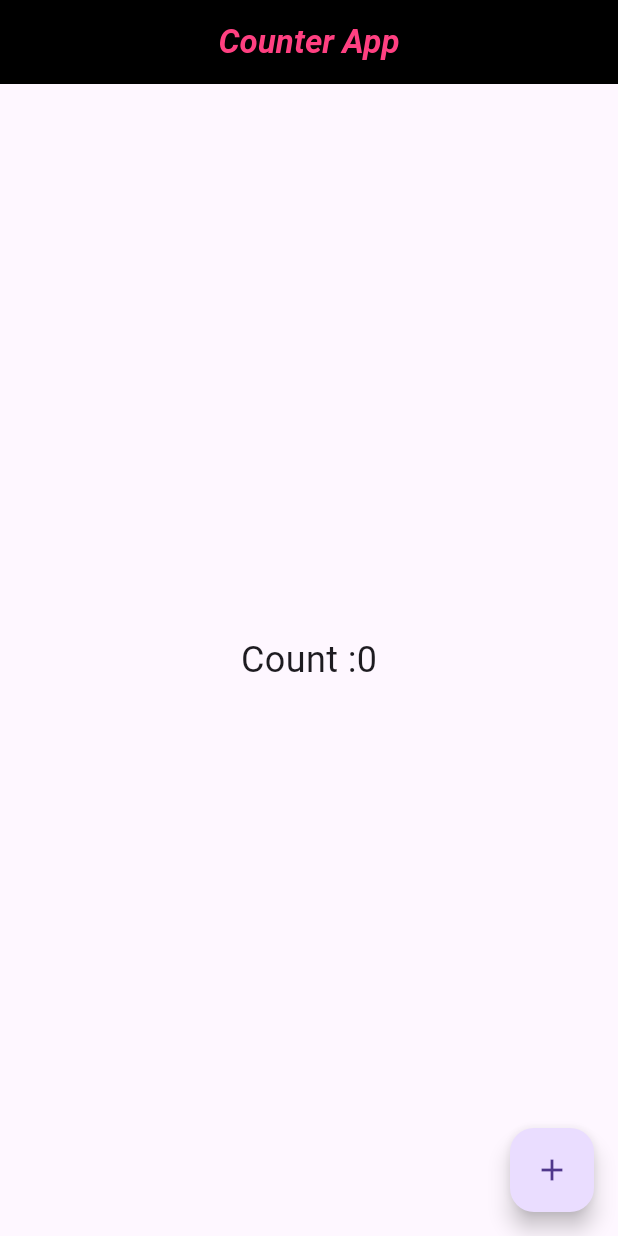
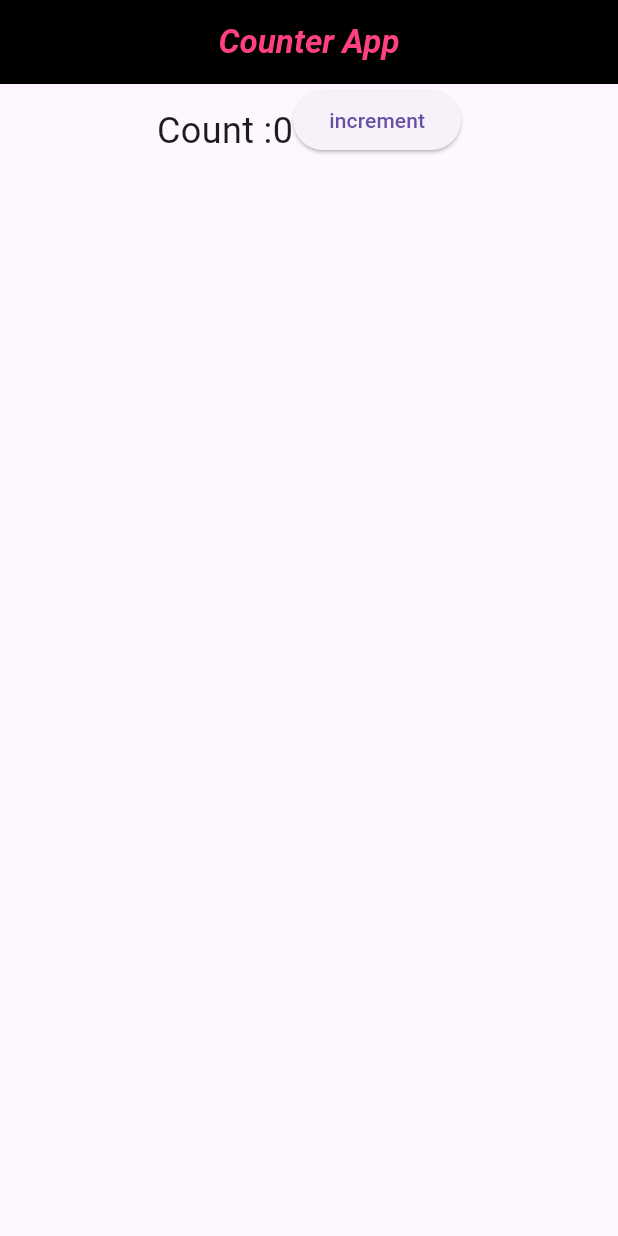
Before and after one commit to Dsp2810/flutter-dev, a Flutter app: the screen it shows after launch, on a phone screen of 412 x 824 dp. Run offline on Flutter 3.47's test engine with Material 3 defaults, Android fonts, the phone set to English and light mode, and no system bars.

Commit message:
Update main.dart

```diff
--- a/PROJECTS/shoping/shoping_cart_app/lib/main.dart
+++ b/PROJECTS/shoping/shoping_cart_app/lib/main.dart
@@ -271,7 +271,11 @@ void main() => runApp(Myapp());
 class Myapp extends StatelessWidget {
   @override
   Widget build(BuildContext contex) {
-    return MaterialApp(title: "StateFull App", home: Counterpage(),debugShowCheckedModeBanner: false,);
+    return MaterialApp(
+      title: "StateFull App",
+      home: Counterpage(),
+      debugShowCheckedModeBanner: false,
+    );
   }
 }
 
@@ -298,17 +302,26 @@ class _counterpagestate extends State<Counterpage> {
             fontStyle: FontStyle.italic,
             fontWeight: FontWeight.bold,
             color: Colors.pinkAccent,
-
           ),
         ),
         backgroundColor: Colors.black,
         centerTitle: true,
       ),
-      body: Center(child: Text("Count :$cnt", style: TextStyle(fontSize: 24))),
-      floatingActionButton: FloatingActionButton(
-        onPressed: increment,
-        child: Icon(Icons.add),
+      body: Row(
+        mainAxisAlignment: MainAxisAlignment.center,
+        crossAxisAlignment: CrossAxisAlignment.end,
+        // crossAxisAlignment: CrossAxisAlignment.center,
+        children: [
+          Text("Count :$cnt", style: TextStyle(fontSize: 24)),
+          ElevatedButton(onPressed: increment, child: Text("increment")),
+        ],
       ),
+
+      // floatingActionButton: FloatingActionButton(
+      //   onPressed: increment,
+      //   // child: Icon(Icons.add),
+      //   child: Text("Increment the value", style: TextStyle(fontSize: 15)),
+      // ),
     );
   }
 }
```
